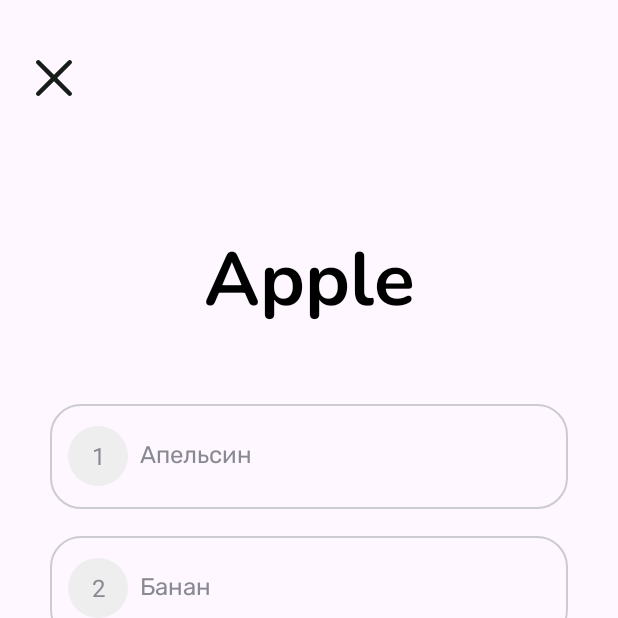
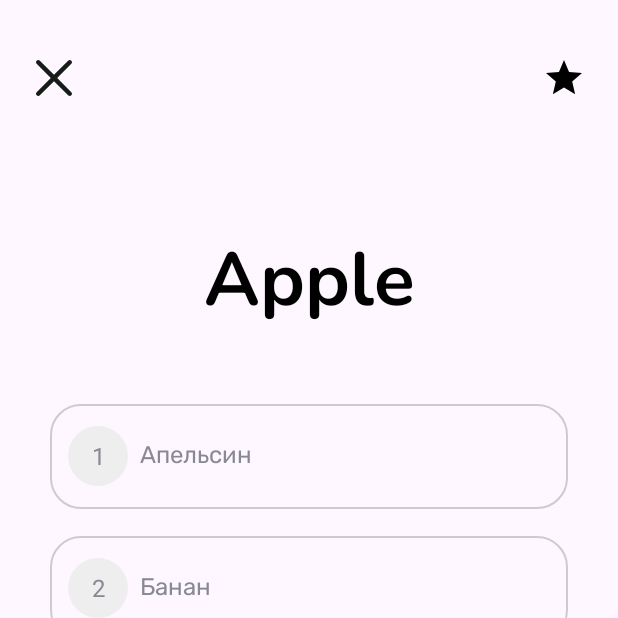
Before and after one commit to FindTheBugg/MyEnglishApp, an Android app: the screen it shows after launch (LearnWordsActivity), after a tap on "CONTINUE", on a phone screen of 412 x 824 dp, the top half of it. Run offline under Robolectric (Android 15) with nearby library versions, the phone set to English and light mode, and no system bars.

Commit message:
конец 1 спринта

```diff
--- a/app/src/main/java/com/example/myenglishapp/fragments/LearnFragment.kt
+++ b/app/src/main/java/com/example/myenglishapp/fragments/LearnFragment.kt
@@ -61,7 +61,4 @@ class LearnFragment : Fragment() {
         }
         return binding.root
     }
-
-
-
 }
--- /dev/null
+++ b/app/src/main/res/drawable/ic_star.xml
@@ -0,0 +1,9 @@
+<vector xmlns:android="http://schemas.android.com/apk/res/android"
+    android:width="24dp"
+    android:height="24dp"
+    android:viewportWidth="40"
+    android:viewportHeight="40">
+  <path
+      android:pathData="M20,30.54L32.36,38L29.09,23.94L40,14.49L25.62,13.25L20,0L14.38,13.25L0,14.49L10.91,23.94L7.64,38L20,30.54Z"
+      android:fillColor="#000000"/>
+</vector>
--- a/app/src/main/res/layout/fragment_learn.xml
+++ b/app/src/main/res/layout/fragment_learn.xml
@@ -16,6 +16,18 @@
         android:layout_marginStart="24dp"
         android:layout_marginTop="40dp"
         app:layout_constraintStart_toStartOf="parent"
+        app:layout_constraintTop_toTopOf="parent" />
+
+    <ImageButton
+        android:layout_width="24dp"
+        android:layout_height="24dp"
+        android:layout_marginEnd="24dp"
+        android:background="@android:color/transparent"
+        android:scaleType="center"
+        android:src="@drawable/ic_star"
+        app:layout_constraintBottom_toBottomOf="@+id/btExitButton"
+        android:layout_marginTop="40dp"
+        app:layout_constraintEnd_toEndOf="parent"
         app:layout_constraintTop_toTopOf="parent" />
 
     <TextView
@@ -148,16 +160,16 @@
         android:layout_width="311dp"
         android:layout_height="58dp"
         android:layout_marginBottom="20dp"
-        android:backgroundTint="#2574FF"
+        android:backgroundTint="@color/continueButtonColor"
         android:fontFamily="@font/nunito_bold"
         android:text="@string/skip_text"
         android:textAllCaps="true"
         android:textColor="#FFFFFF"
         android:textSize="16sp"
-
         app:layout_constraintBottom_toBottomOf="parent"
         app:layout_constraintEnd_toEndOf="parent"
         app:layout_constraintStart_toStartOf="parent" />
+
 
     <androidx.constraintlayout.widget.ConstraintLayout
         android:id="@+id/correctAnswerContainer"
--- a/app/src/main/res/layout/fragment_start.xml
+++ b/app/src/main/res/layout/fragment_start.xml
@@ -24,7 +24,8 @@
         app:layout_constraintEnd_toEndOf="parent"
         app:layout_constraintStart_toStartOf="parent"
         app:layout_constraintTop_toBottomOf="@+id/textViewStart"
-        android:layout_marginTop="20dp"/>
+        android:layout_marginTop="20dp"
+        android:backgroundTint="@color/continueButtonColor"/>
 
 
 </androidx.constraintlayout.widget.ConstraintLayout>
--- a/app/src/main/res/values/colors.xml
+++ b/app/src/main/res/values/colors.xml
@@ -5,4 +5,5 @@
     <color name="correctAnswer">#0EAD69</color>
     <color name="wrongAnswer">#FA4169</color>
     <color name="DefaultColorText">#888992</color>
+    <color name="continueButtonColor">#2574FF</color>
 </resources>
```
